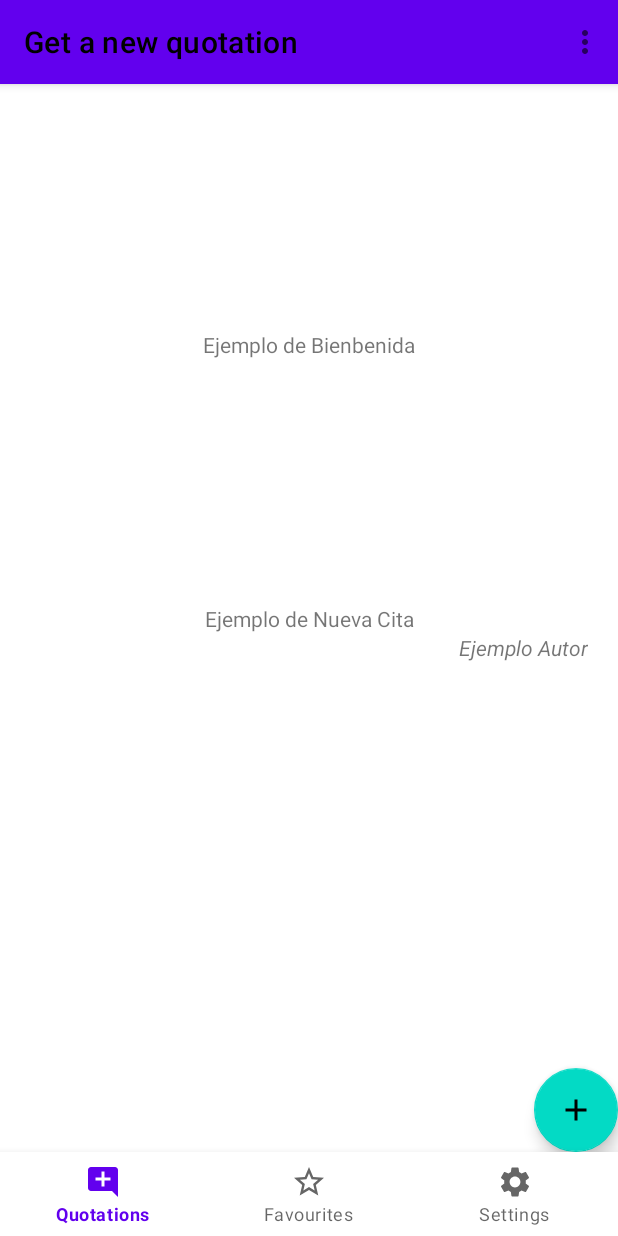
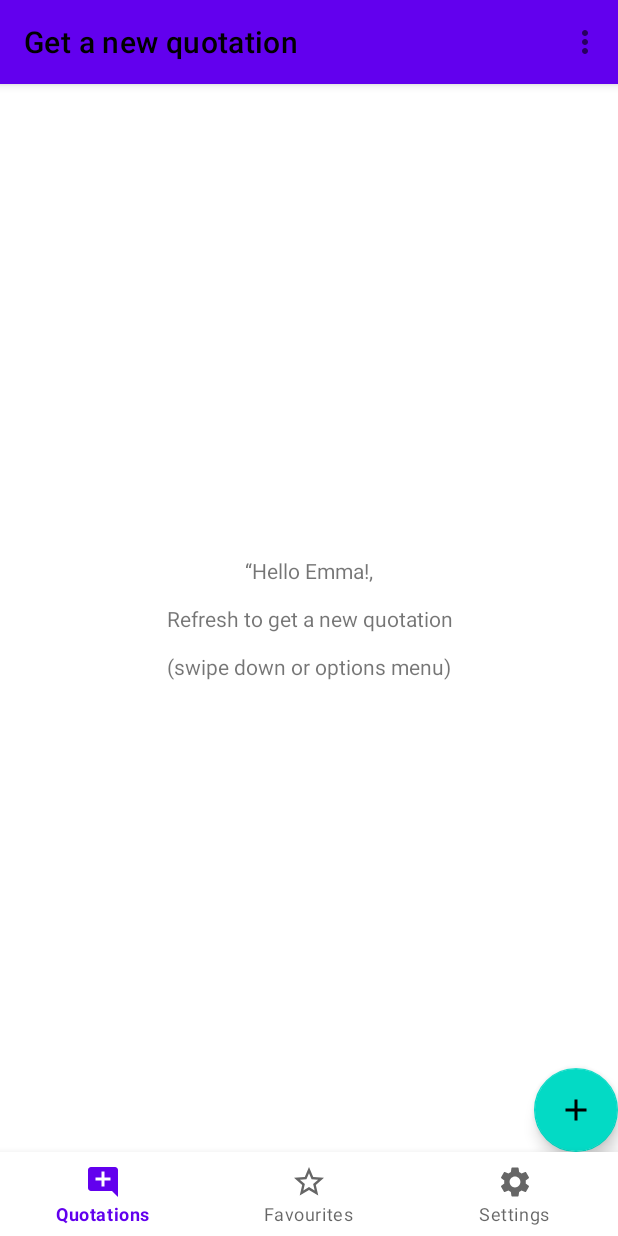
Before and after one commit to ZhuGH333/Pract1, an Android app: the screen it shows after launch (MainActivity), on a phone screen of 412 x 824 dp. Run offline under Robolectric (Android 15) with nearby library versions, the light colour scheme and no system bars; our stand-ins replace navigation-ui.

Commit message:
Ejercicio 10

```diff
--- a/app/src/main/java/dadm/zyang/practica1/ui/newquotation/NewQuotationFragment.kt
+++ b/app/src/main/java/dadm/zyang/practica1/ui/newquotation/NewQuotationFragment.kt
@@ -3,6 +3,7 @@ package dadm.zyang.practica1.ui.newquotation
 import android.os.Bundle
 import android.view.View
 import androidx.fragment.app.Fragment
+import androidx.fragment.app.viewModels
 import dadm.zyang.practica1.R
 import dadm.zyang.practica1.databinding.FragmentNewQuotationBinding
 
@@ -10,9 +11,14 @@ class NewQuotationFragment: Fragment(R.layout.fragment_new_quotation) {
     private var _binding: FragmentNewQuotationBinding? = null;
     private val binding get() = _binding!!
 
+    private val viewModel: NewQuotationViewModel by viewModels()
     override fun onViewCreated(view: View, savedInstanceState: Bundle?) {
         super.onViewCreated(view, savedInstanceState)
         _binding = FragmentNewQuotationBinding.bind(view)
+
+        viewModel.userName.observe(viewLifecycleOwner) {userName->
+            binding.msgBienvenida.text = getString(R.string.msgBienvenida, userName)
+        }
     }
 
     override fun onDestroyView() {
--- /dev/null
+++ b/app/src/main/java/dadm/zyang/practica1/ui/newquotation/NewQuotationViewModel.kt
@@ -0,0 +1,12 @@
+package dadm.zyang.practica1.ui.newquotation
+
+import androidx.lifecycle.LiveData
+import androidx.lifecycle.MutableLiveData
+import androidx.lifecycle.ViewModel
+
+class NewQuotationViewModel: ViewModel(){
+    private val userNamPrivate = MutableLiveData<String>(getUserName())
+    private fun getUserName()=setOf("Alice", "Bob","Charlie", "David", "Emma").random()
+
+    val userName : LiveData<String> = userNamPrivate
+}
--- a/app/src/main/res/layout/fragment_new_quotation.xml
+++ b/app/src/main/res/layout/fragment_new_quotation.xml
@@ -17,34 +17,36 @@
                 android:layout_width="wrap_content"
                 android:layout_height="wrap_content"
                 android:gravity="center"
-                android:text="Ejemplo de Bienbenida"
-                app:layout_constraintBottom_toTopOf="@+id/msgCita"
+                android:text="@string/msgBienvenida"
+                app:layout_constraintBottom_toBottomOf="parent"
                 app:layout_constraintEnd_toEndOf="parent"
                 app:layout_constraintStart_toStartOf="parent"
-                app:layout_constraintTop_toTopOf="parent"/>
+                app:layout_constraintTop_toTopOf="parent" />
 
             <com.google.android.material.textview.MaterialTextView
                 android:id="@+id/msgCita"
                 android:layout_width="wrap_content"
                 android:layout_height="wrap_content"
                 android:justificationMode="inter_word"
-                android:text="Ejemplo de Nueva Cita"
-                app:layout_constraintBottom_toBottomOf="parent"
+                android:text=""
+                app:layout_constraintBottom_toTopOf="@+id/msgAutor"
                 app:layout_constraintEnd_toEndOf="parent"
+                app:layout_constraintHorizontal_bias="0.5"
                 app:layout_constraintStart_toStartOf="parent"
-                app:layout_constraintTop_toTopOf="parent" />
+                app:layout_constraintTop_toTopOf="parent"
+                app:layout_constraintVertical_chainStyle="packed" />
 
             <com.google.android.material.textview.MaterialTextView
                 android:id="@+id/msgAutor"
                 android:layout_width="wrap_content"
                 android:layout_height="wrap_content"
-                android:text="Ejemplo Autor"
+                android:text=""
                 android:textStyle="italic"
+                app:layout_constraintBottom_toBottomOf="parent"
                 app:layout_constraintEnd_toEndOf="parent"
-                app:layout_constraintTop_toBottomOf="@+id/msgCita"
-                android:layout_marginEnd="20dp"/>
+                app:layout_constraintTop_toBottomOf="@+id/msgCita" />
 
-                 />
+            />
 
         </androidx.constraintlayout.widget.ConstraintLayout>
 
--- a/app/src/main/res/values/strings.xml
+++ b/app/src/main/res/values/strings.xml
@@ -10,4 +10,5 @@
     <string name="aboutText">PracticaDadm by \n\nZhuping Yang\n\nzyang@inf.upv.es\n\nDeveloped for DADM 2023</string>
     <string name="descripcionBirds">Descripcion de la foto</string>
     <string name="descriptonFloatButton">Boton flotante para añadir una cita</string>
+    <string name="msgBienvenida"> “Hello %1s!,\n\nRefresh to get a new quotation\n\n(swipe down or options menu)</string>
 </resources>
```
